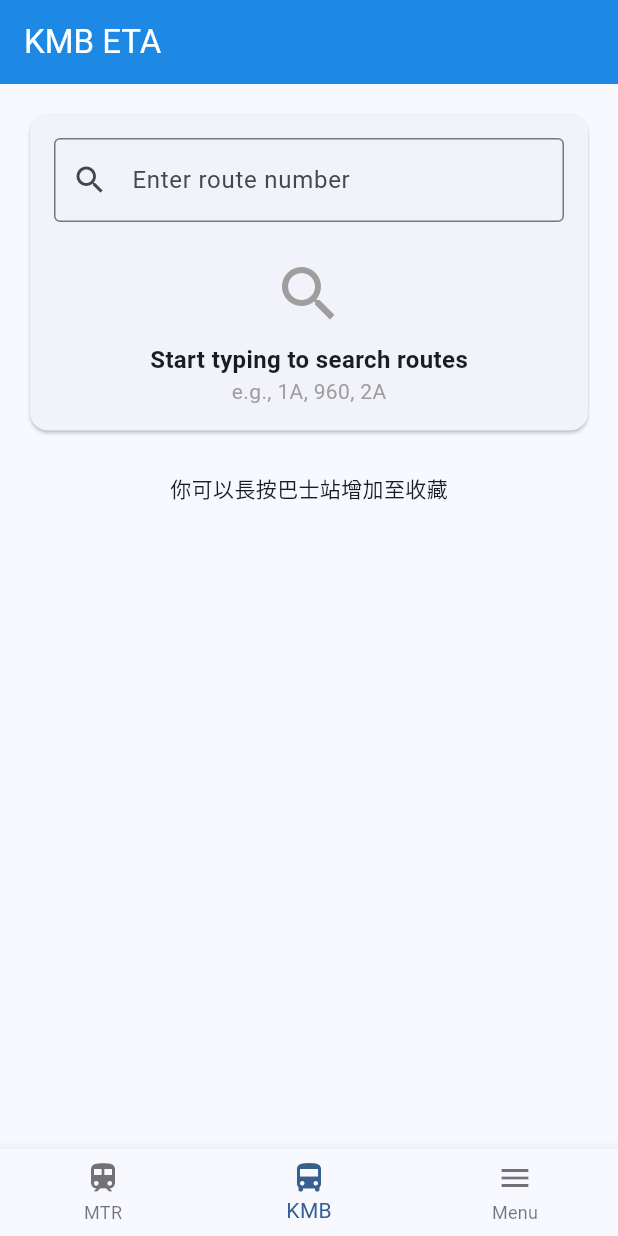
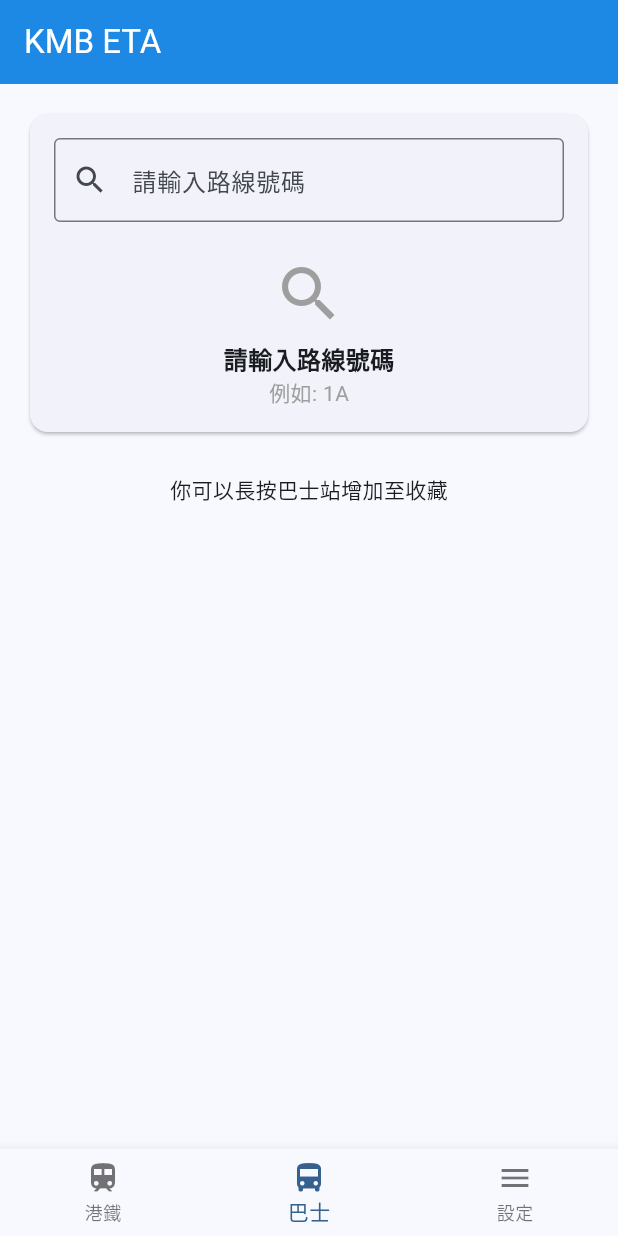
Before and after one commit to rabb17chi/hk_transport_app, a Flutter app: the screen it shows after launch, item 2 of the bottom bar chosen, on a phone screen of 412 x 824 dp. Run offline on Flutter 3.47's test engine with Material 3 defaults, Android fonts, the phone set to English and light mode, and no system bars; our stand-ins replace shared_preferences; network calls fail.

Commit message:
initi setup for mtr

```diff
--- a/lib/components/bottom_nav_bar.dart
+++ b/lib/components/bottom_nav_bar.dart
@@ -13,15 +13,15 @@
       items: const [
         BottomNavigationBarItem(
           icon: Icon(Icons.train),
-          label: 'MTR',
+          label: '港鐵',
         ),
         BottomNavigationBarItem(
           icon: Icon(Icons.directions_bus),
-          label: 'KMB',
+          label: '巴士',
         ),
         BottomNavigationBarItem(
           icon: Icon(Icons.menu),
-          label: 'Menu',
+          label: '設定',
         ),
       ],
       currentIndex: currentIndex,
--- a/lib/components/components.dart
+++ b/lib/components/components.dart
@@ -5,9 +5,9 @@
 // KMB Components
 export 'kmb/route_selector.dart';
 export 'kmb/route_banner.dart';
-export 'kmb/kmb_test_screen_refactored.dart';
+export 'kmb/kmb_screen_refactored.dart';
 export 'kmb/route_stations_screen.dart';
 
 // General Components
-export 'bookmarked_route_n_station.dart';
-export 'InputKeyboard.dart';
+export 'kmb/bookmarked_route_n_station.dart';
+export 'kmb/InputKeyboard.dart';
--- a/lib/components/bookmarked_route_n_station.dart
+++ b/lib/components/kmb/bookmarked_route_n_station.dart
@@ -1,6 +1,6 @@
 import 'package:flutter/material.dart';
-import '../scripts/kmb_api_service.dart';
-import '../scripts/bookmarks_service.dart';
+import '../../scripts/kmb_api_service.dart';
+import '../../scripts/bookmarks_service.dart';
 
 /// BookmarkedRouteWithStation Widget
 ///
--- a/lib/components/kmb/kmb_test_screen_refactored.dart
+++ b/lib/components/kmb/kmb_screen_refactored.dart
@@ -1,5 +1,5 @@
 import 'package:flutter/material.dart';
-import 'package:hk_transport_app/components/bookmarked_route_n_station.dart';
+import 'package:hk_transport_app/components/kmb/bookmarked_route_n_station.dart';
 import '../../scripts/kmb_api_service.dart';
 import '../../scripts/kmb_cache_service.dart';
 import 'route_selector.dart';
--- a/lib/components/kmb/route_selector.dart
+++ b/lib/components/kmb/route_selector.dart
@@ -77,7 +77,7 @@
             TextField(
               controller: _searchController,
               decoration: const InputDecoration(
-                hintText: 'Enter route number',
+                hintText: '請輸入路線號碼',
                 border: OutlineInputBorder(),
                 prefixIcon: Icon(Icons.search),
                 // suffixIcon: Icon(Icons.clear),
@@ -151,12 +151,12 @@
                       Icon(Icons.search_off, size: 48, color: Colors.grey),
                       SizedBox(height: 8),
                       Text(
-                        'No routes found',
+                        '沒有相應路線',
                         style: TextStyle(
                             fontSize: 16, fontWeight: FontWeight.bold),
                       ),
                       Text(
-                        'Try a different search term',
+                        '請重新檢查路線號碼',
                         style: TextStyle(color: Colors.grey),
                       ),
                     ],
@@ -171,12 +171,12 @@
                     Icon(Icons.search, size: 48, color: Colors.grey),
                     SizedBox(height: 8),
                     Text(
-                      'Start typing to search routes',
+                      '請輸入路線號碼',
                       style:
                           TextStyle(fontSize: 16, fontWeight: FontWeight.bold),
                     ),
                     Text(
-                      'e.g., 1A, 960, 2A',
+                      '例如: 1A',
                       style: TextStyle(color: Colors.grey),
                     ),
                   ],
--- a/lib/main.dart
+++ b/lib/main.dart
@@ -1,5 +1,5 @@
 import 'package:flutter/material.dart';
-import 'components/kmb/kmb_test_screen_refactored.dart';
+import 'components/kmb/kmb_screen_refactored.dart';
 import 'components/menu.dart';
 import 'components/bottom_nav_bar.dart';
 
@@ -34,41 +34,15 @@
   int _currentIndex = 0;
 
   Widget _buildHomeContent(BuildContext context) {
-    return Center(
+    return const Center(
       child: Column(
         mainAxisAlignment: MainAxisAlignment.center,
         children: [
-          const Text(
+          Text(
             'Welcome to HK Transport App',
             style: TextStyle(fontSize: 24, fontWeight: FontWeight.bold),
           ),
-          const SizedBox(height: 30),
-          ElevatedButton.icon(
-            onPressed: () {
-              Navigator.push(
-                context,
-                MaterialPageRoute(
-                  builder: (context) => const KMBTestScreenRefactored(),
-                ),
-              );
-            },
-            icon: const Icon(Icons.directions_bus),
-            label: const Text('KMB API'),
-            style: ElevatedButton.styleFrom(
-              padding: const EdgeInsets.symmetric(horizontal: 30, vertical: 15),
-              textStyle: const TextStyle(fontSize: 16),
-            ),
-          ),
-          const SizedBox(height: 28),
-          ElevatedButton.icon(
-            onPressed: () {},
-            icon: const Icon(Icons.train),
-            label: const Text('MTR API'),
-            style: ElevatedButton.styleFrom(
-              padding: const EdgeInsets.symmetric(horizontal: 30, vertical: 15),
-              textStyle: const TextStyle(fontSize: 16),
-            ),
-          ),
+          SizedBox(height: 30),
         ],
       ),
     );
```
Also changed, not shown: lib/components/kmb/InputKeyboard.dart (renamed from lib/components/InputKeyboard.dart), lib/components/mtr/mtr_screen.dart (added).
